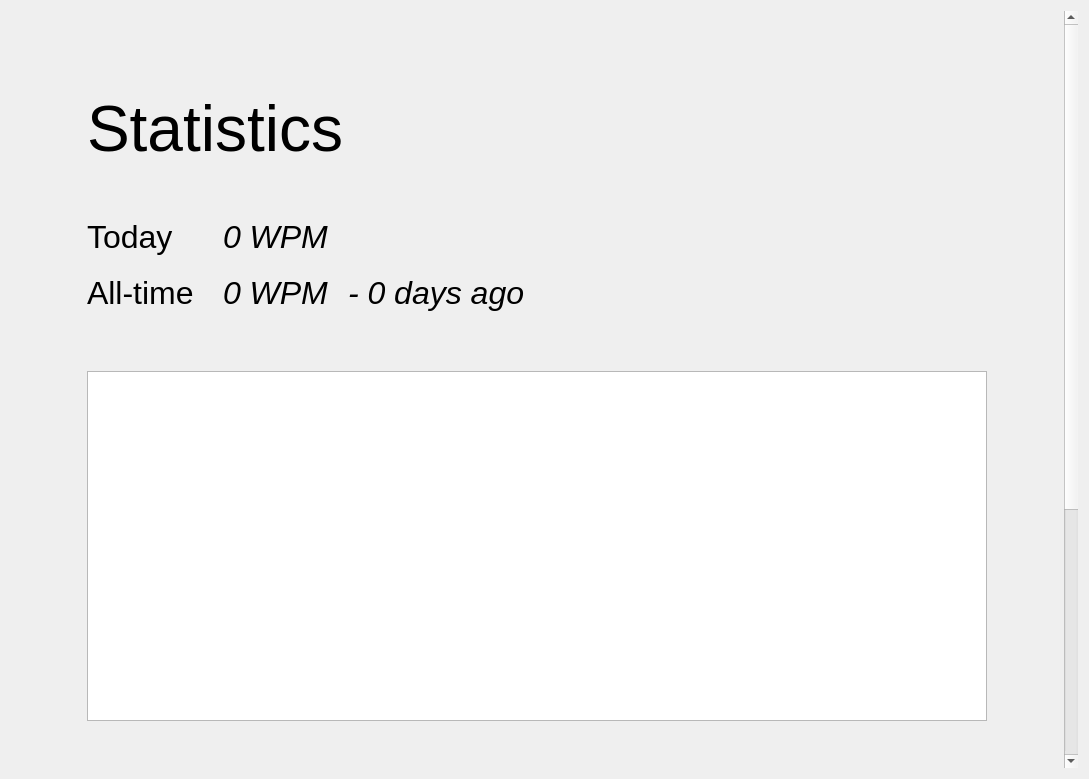
The window that speed-typer/source_ui/statsWindow.ui (Rolv-Apneseth/ps-typer) describes before a commit, drawn with Qt 5.
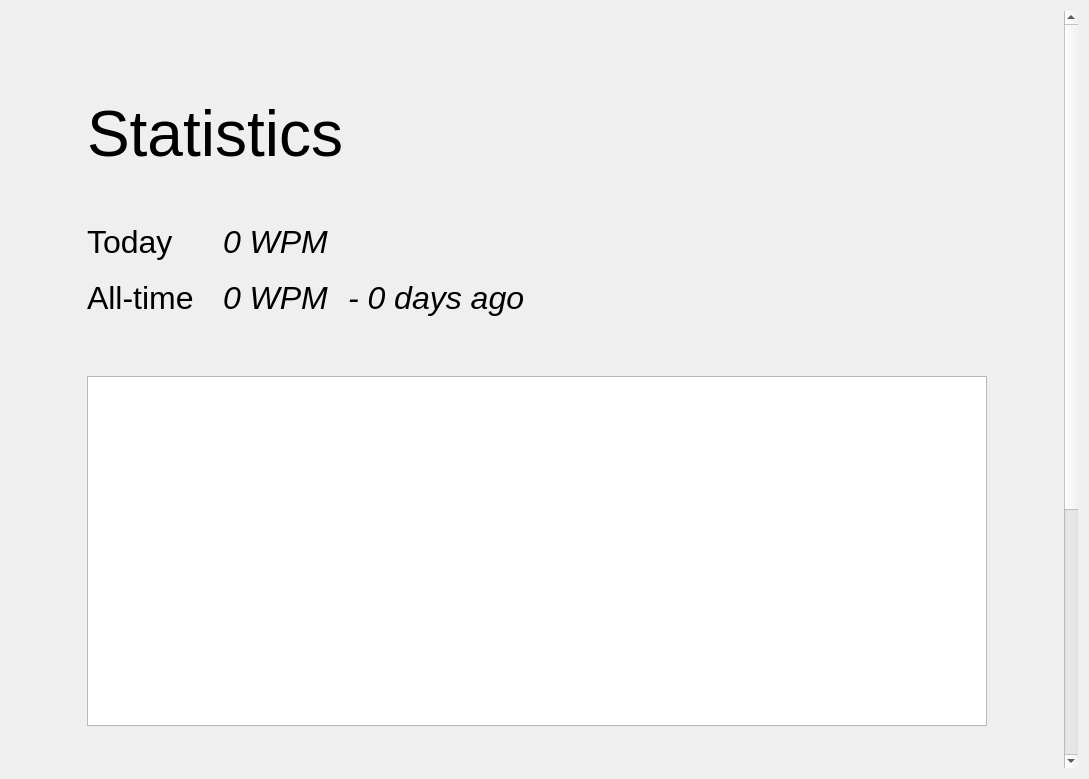
The same window after the commit. Custom widgets are drawn as their Qt base class.

Commit message: Fixed tab order for reset buttons

Diff of the .ui file:
```diff
--- a/speed-typer/source_ui/statsWindow.ui
+++ b/speed-typer/source_ui/statsWindow.ui
@@ -35,7 +35,7 @@
       <property name="geometry">
        <rect>
         <x>0</x>
-        <y>0</y>
+        <y>-175</y>
         <width>1054</width>
         <height>1140</height>
        </rect>
@@ -327,7 +327,7 @@
            <property name="sizeHint" stdset="0">
             <size>
              <width>20</width>
-             <height>50</height>
+             <height>40</height>
             </size>
            </property>
           </spacer>
```
Left out of the diff: 67 changed lines with no effect on the pictures. The commit also changes 1 other file.
